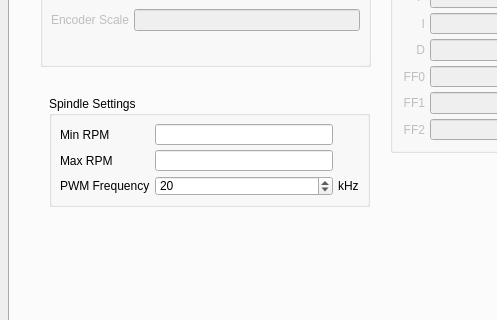
Before: the Qt Designer form 7i96.ui in snelweg/7i96, drawn with Qt 5; both pictures show x 0 to 497 and y 206 to 526 of the 771 by 646 pixel window.
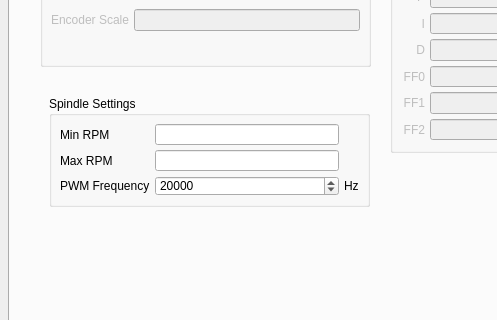
After: the same form once the commit is applied. The open tabs and pages were chosen to show the change.

Commit message: change from kHz to Hz

What changed in the file:
```diff
--- a/7i96.ui
+++ b/7i96.ui
@@ -4697,17 +4697,17 @@
          <item row="2" column="1">
           <widget class="QSpinBox" name="pwmFrequencySB">
            <property name="maximum">
-            <number>193</number>
+            <number>193000</number>
            </property>
            <property name="value">
-            <number>20</number>
+            <number>20000</number>
            </property>
           </widget>
          </item>
          <item row="2" column="2">
           <widget class="QLabel" name="label_198">
            <property name="text">
-            <string>kHz</string>
+            <string>Hz</string>
            </property>
           </widget>
          </item>
```
The commit also changes 1 other file.
